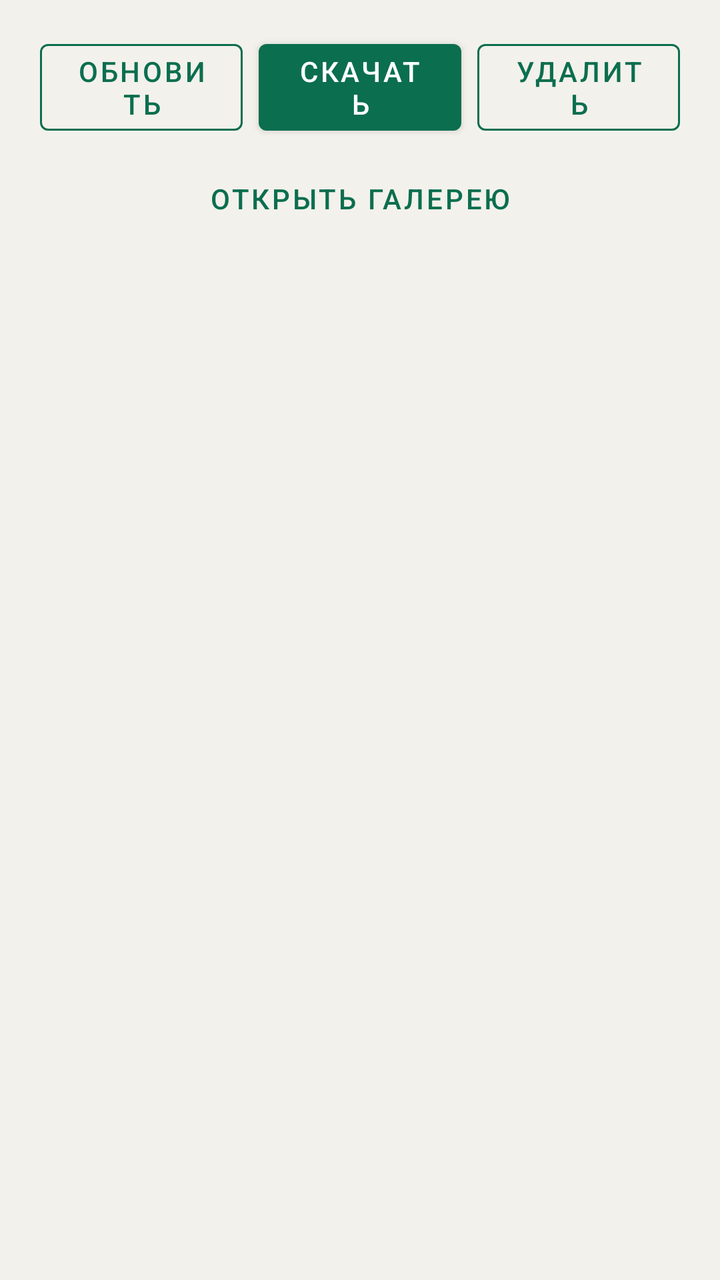
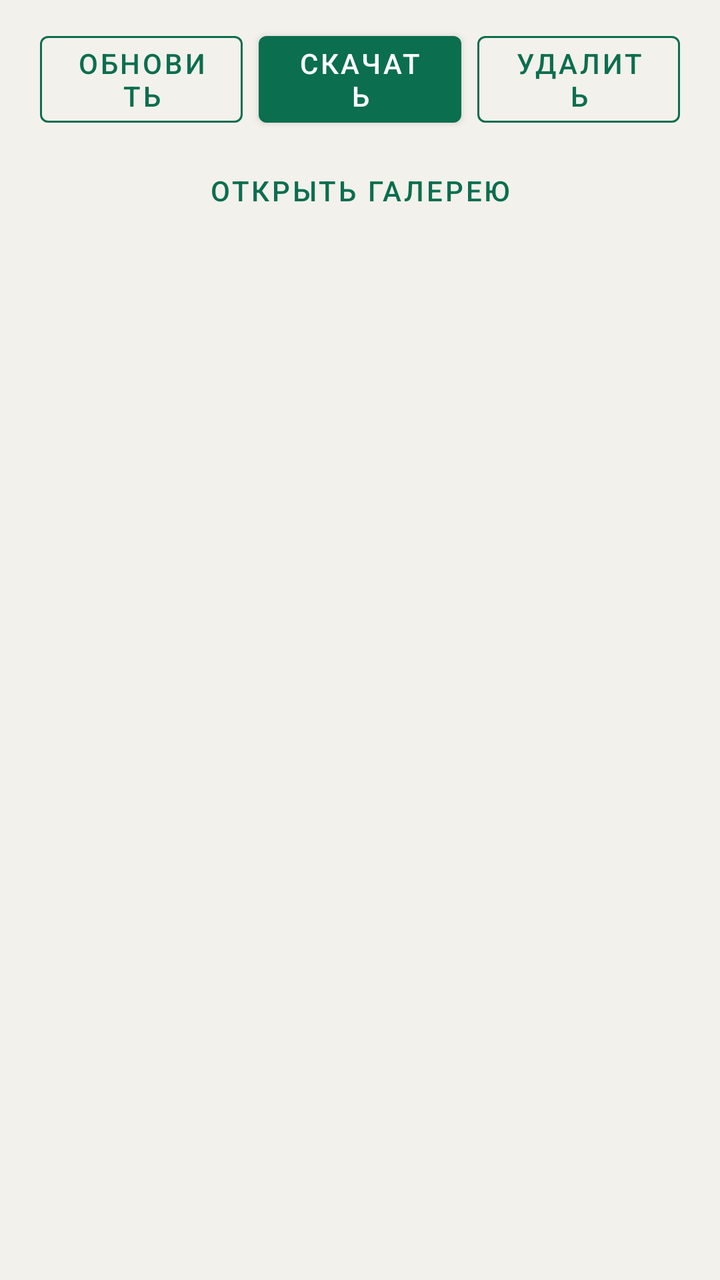

Two renders of the same Android screen: before a commit and after it. Below are the layout's source before the change and the commit's diff.
<!-- AndroidManifest.xml: application theme Theme.Insta360X5 -->
<!-- res/layout/activity_files.xml -->
<?xml version="1.0" encoding="utf-8"?>
<LinearLayout xmlns:android="http://schemas.android.com/apk/res/android"
    android:layout_width="match_parent"
    android:layout_height="match_parent"
    android:background="@color/bg"
    android:gravity="center"
    android:orientation="vertical"
    android:paddingHorizontal="20dp"
    android:paddingVertical="16dp">

    <LinearLayout
        android:layout_width="match_parent"
        android:layout_height="0dp"
        android:layout_weight="1"
        android:gravity="center"
        android:orientation="vertical">

        <LinearLayout
            android:layout_width="match_parent"
            android:layout_height="wrap_content"
            android:gravity="center"
            android:orientation="horizontal">

            <com.google.android.material.button.MaterialButton
                android:id="@+id/btnRefresh"
                style="@style/Widget.Insta360X5.Button.Outlined"
                android:layout_width="0dp"
                android:layout_height="wrap_content"
                android:layout_weight="1"
                android:gravity="center"
                android:text="@string/refresh" />

            <com.google.android.material.button.MaterialButton
                android:id="@+id/btnDownload"
                style="@style/Widget.Insta360X5.Button"
                android:layout_width="0dp"
                android:layout_height="wrap_content"
                android:layout_marginStart="8dp"
                android:layout_weight="1"
                android:gravity="center"
                android:text="@string/download" />

            <com.google.android.material.button.MaterialButton
                android:id="@+id/btnDelete"
                style="@style/Widget.Insta360X5.Button.Outlined"
                android:layout_width="0dp"
                android:layout_height="wrap_content"
                android:layout_marginStart="8dp"
                android:layout_weight="1"
                android:gravity="center"
                android:text="@string/delete" />
        </LinearLayout>

        <com.google.android.material.button.MaterialButton
            android:id="@+id/btnOpenGallery"
            style="@style/Widget.Insta360X5.Button.Text"
            android:layout_width="match_parent"
            android:layout_height="wrap_content"
            android:layout_marginTop="4dp"
            android:gravity="center"
            android:text="@string/open_gallery" />

        <ProgressBar
            android:id="@+id/progress"
            style="?android:attr/progressBarStyleHorizontal"
            android:layout_width="match_parent"
            android:layout_height="wrap_content"
            android:layout_marginTop="8dp"
            android:indeterminate="true"
            android:visibility="gone" />

        <TextView
            android:id="@+id/filesStatus"
            android:layout_width="match_parent"
            android:layout_height="wrap_content"
            android:layout_marginTop="8dp"
            android:gravity="center"
            android:textColor="@color/text_secondary" />

        <androidx.recyclerview.widget.RecyclerView
            android:id="@+id/filesList"
            android:layout_width="match_parent"
            android:layout_height="0dp"
            android:layout_marginTop="8dp"
            android:layout_weight="1"
            android:clipToPadding="false"
            android:overScrollMode="ifContentScrolls" />
    </LinearLayout>
</LinearLayout>
<!-- resources referenced by this layout -->
<resources>
  <color name="bg">#FFF3F1EC</color>
  <color name="text_secondary">#FF4A4A4A</color>
  <string name="delete">Удалить</string>
  <string name="download">Скачать</string>
  <string name="open_gallery">Открыть галерею</string>
  <string name="refresh">Обновить</string>
  <style name="Widget.Insta360X5.Button" parent="Widget.MaterialComponents.Button">
          <item name="android:textColor">@color/white</item>
          <item name="backgroundTint">@color/accent</item>
      </style>
  <style name="Widget.Insta360X5.Button.Outlined" parent="Widget.MaterialComponents.Button.OutlinedButton">
          <item name="android:textColor">@color/accent</item>
          <item name="strokeColor">@color/accent</item>
          <item name="rippleColor">@color/accent</item>
      </style>
  <style name="Widget.Insta360X5.Button.Text" parent="Widget.MaterialComponents.Button.TextButton">
          <item name="android:textColor">@color/accent</item>
      </style>
  <style name="Theme.Insta360X5" parent="Theme.MaterialComponents.Light.DarkActionBar">
          <item name="colorPrimary">@color/accent</item>
          <item name="colorPrimaryDark">@color/accent_dark</item>
          <item name="colorPrimaryVariant">@color/accent_dark</item>
          <item name="colorSecondary">@color/accent</item>
          <item name="colorAccent">@color/accent</item>
          <item name="colorOnPrimary">@color/white</item>
          <item name="colorSurface">@color/surface</item>
          <item name="colorOnSurface">@color/text_primary</item>
          <item name="android:colorBackground">@color/bg</item>
          <item name="android:windowBackground">@color/bg</item>
          <item name="android:statusBarColor">@color/accent_dark</item>
          <item name="android:textColorPrimary">@color/text_primary</item>
          <item name="android:textColorSecondary">@color/text_secondary</item>
          <item name="android:textColor">@color/text_primary</item>
          <item name="android:textColorHint">@color/text_secondary</item>
          <item name="colorControlNormal">@color/text_secondary</item>
          <item name="colorControlActivated">@color/accent</item>
          <item name="actionBarTheme">@style/ThemeOverlay.Insta360X5.ActionBar</item>
          <item name="materialButtonOutlinedStyle">@style/Widget.Insta360X5.Button.Outlined</item>
          <item name="materialButtonStyle">@style/Widget.Insta360X5.Button</item>
      </style>
  <color name="white">#FFFFFFFF</color>
  <color name="accent">#FF0B6E4F</color>
  <color name="accent_dark">#FF084C37</color>
  <color name="surface">#FFFFFFFF</color>
  <color name="text_primary">#FF1A1A1A</color>
  <style name="ThemeOverlay.Insta360X5.ActionBar" parent="ThemeOverlay.MaterialComponents.Dark.ActionBar">
          <item name="android:textColorPrimary">@color/white</item>
          <item name="colorControlNormal">@color/white</item>
      </style>
</resources>

<!-- the commit's change to res/layout/activity_files.xml (unified diff, before → after) -->
@@ -3,87 +3,73 @@
     android:layout_width="match_parent"
     android:layout_height="match_parent"
     android:background="@color/bg"
-    android:gravity="center"
     android:orientation="vertical"
     android:paddingHorizontal="20dp"
-    android:paddingVertical="16dp">
+    android:paddingTop="12dp"
+    android:paddingBottom="16dp">
 
     <LinearLayout
         android:layout_width="match_parent"
-        android:layout_height="0dp"
-        android:layout_weight="1"
-        android:gravity="center"
-        android:orientation="vertical">
-
-        <LinearLayout
-            android:layout_width="match_parent"
-            android:layout_height="wrap_content"
-            android:gravity="center"
-            android:orientation="horizontal">
-
-            <com.google.android.material.button.MaterialButton
-                android:id="@+id/btnRefresh"
-                style="@style/Widget.Insta360X5.Button.Outlined"
-                android:layout_width="0dp"
-                android:layout_height="wrap_content"
-                android:layout_weight="1"
-                android:gravity="center"
-                android:text="@string/refresh" />
-
-            <com.google.android.material.button.MaterialButton
-                android:id="@+id/btnDownload"
-                style="@style/Widget.Insta360X5.Button"
-                android:layout_width="0dp"
-                android:layout_height="wrap_content"
-                android:layout_marginStart="8dp"
-                android:layout_weight="1"
-                android:gravity="center"
-                android:text="@string/download" />
-
-            <com.google.android.material.button.MaterialButton
-                android:id="@+id/btnDelete"
-                style="@style/Widget.Insta360X5.Button.Outlined"
-                android:layout_width="0dp"
-                android:layout_height="wrap_content"
-                android:layout_marginStart="8dp"
-                android:layout_weight="1"
-                android:gravity="center"
-                android:text="@string/delete" />
-        </LinearLayout>
+        android:layout_height="wrap_content"
+        android:orientation="horizontal">
 
         <com.google.android.material.button.MaterialButton
-            android:id="@+id/btnOpenGallery"
-            style="@style/Widget.Insta360X5.Button.Text"
-            android:layout_width="match_parent"
+            android:id="@+id/btnRefresh"
+            style="@style/Widget.Insta360X5.Button.Outlined"
+            android:layout_width="0dp"
             android:layout_height="wrap_content"
-            android:layout_marginTop="4dp"
-            android:gravity="center"
-            android:text="@string/open_gallery" />
+            android:layout_weight="1"
+            android:text="@string/refresh" />
 
-        <ProgressBar
-            android:id="@+id/progress"
-            style="?android:attr/progressBarStyleHorizontal"
-            android:layout_width="match_parent"
+        <com.google.android.material.button.MaterialButton
+            android:id="@+id/btnDownload"
+            style="@style/Widget.Insta360X5.Button"
+            android:layout_width="0dp"
             android:layout_height="wrap_content"
-            android:layout_marginTop="8dp"
-            android:indeterminate="true"
-            android:visibility="gone" />
+            android:layout_marginStart="8dp"
+            android:layout_weight="1"
+            android:text="@string/download" />
 
-        <TextView
-            android:id="@+id/filesStatus"
-            android:layout_width="match_parent"
+        <com.google.android.material.button.MaterialButton
+            android:id="@+id/btnDelete"
+            style="@style/Widget.Insta360X5.Button.Outlined"
+            android:layout_width="0dp"
             android:layout_height="wrap_content"
-            android:layout_marginTop="8dp"
-            android:gravity="center"
-            android:textColor="@color/text_secondary" />
+            android:layout_marginStart="8dp"
+            android:layout_weight="1"
+            android:text="@string/delete" />
+    </LinearLayout>
 
-        <androidx.recyclerview.widget.RecyclerView
-            android:id="@+id/filesList"
-            android:layout_width="match_parent"
-            android:layout_height="0dp"
-            android:layout_marginTop="8dp"
-            android:layout_weight="1"
-            android:clipToPadding="false"
-            android:overScrollMode="ifContentScrolls" />
-    </LinearLayout>
+    <com.google.android.material.button.MaterialButton
+        android:id="@+id/btnOpenGallery"
+        style="@style/Widget.Insta360X5.Button.Text"
+        android:layout_width="match_parent"
+        android:layout_height="wrap_content"
+        android:layout_marginTop="4dp"
+        android:text="@string/open_gallery" />
+
+    <ProgressBar
+        android:id="@+id/progress"
+        style="?android:attr/progressBarStyleHorizontal"
+        android:layout_width="match_parent"
+        android:layout_height="wrap_content"
+        android:layout_marginTop="8dp"
+        android:indeterminate="true"
+        android:visibility="gone" />
+
+    <TextView
+        android:id="@+id/filesStatus"
+        android:layout_width="match_parent"
+        android:layout_height="wrap_content"
+        android:layout_marginTop="8dp"
+        android:gravity="center"
+        android:textColor="@color/text_secondary" />
+
+    <androidx.recyclerview.widget.RecyclerView
+        android:id="@+id/filesList"
+        android:layout_width="match_parent"
+        android:layout_height="0dp"
+        android:layout_marginTop="8dp"
+        android:layout_weight="1"
+        android:clipToPadding="false" />
 </LinearLayout>
